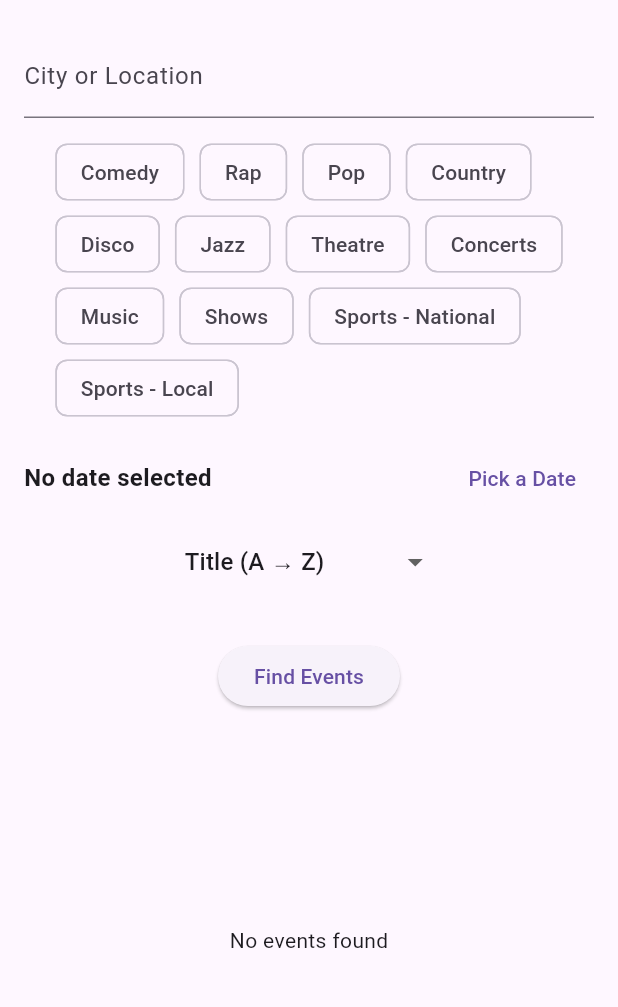
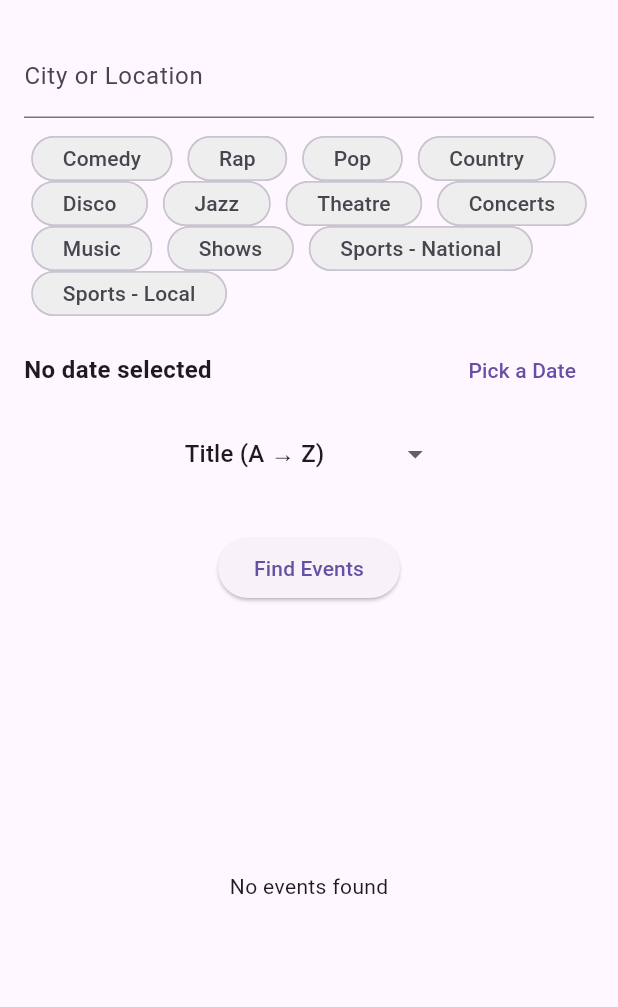
Before and after one commit to Herqules/WhatToDo, a Flutter app: the screen it shows after launch, on a phone screen of 412 x 824 dp, the part 74-1081 px from its top. Run offline on Flutter 3.47's test engine with Material 3 defaults, Android fonts, the phone set to English and light mode, and no system bars.

Commit message:
Fixed button shift issues and standardized interst picker UI

```diff
--- a/frontend/lib/widgets/interest_picker.dart
+++ b/frontend/lib/widgets/interest_picker.dart
@@ -49,6 +49,14 @@ class _InterestPickerState extends State<InterestPicker> {
           selected: isSelected,
           onSelected: (_) => _toggleInterest(interest),
           selectedColor: Colors.deepPurple.shade100,
+          backgroundColor: Colors.grey.shade200,
+          showCheckmark: false,
+          padding: const EdgeInsets.symmetric(horizontal: 12, vertical: 6),
+          visualDensity: VisualDensity.compact,
+          materialTapTargetSize: MaterialTapTargetSize.shrinkWrap,
+          shape: RoundedRectangleBorder(
+            borderRadius: BorderRadius.circular(20),
+          )
         );
       }).toList(),
     );
```
